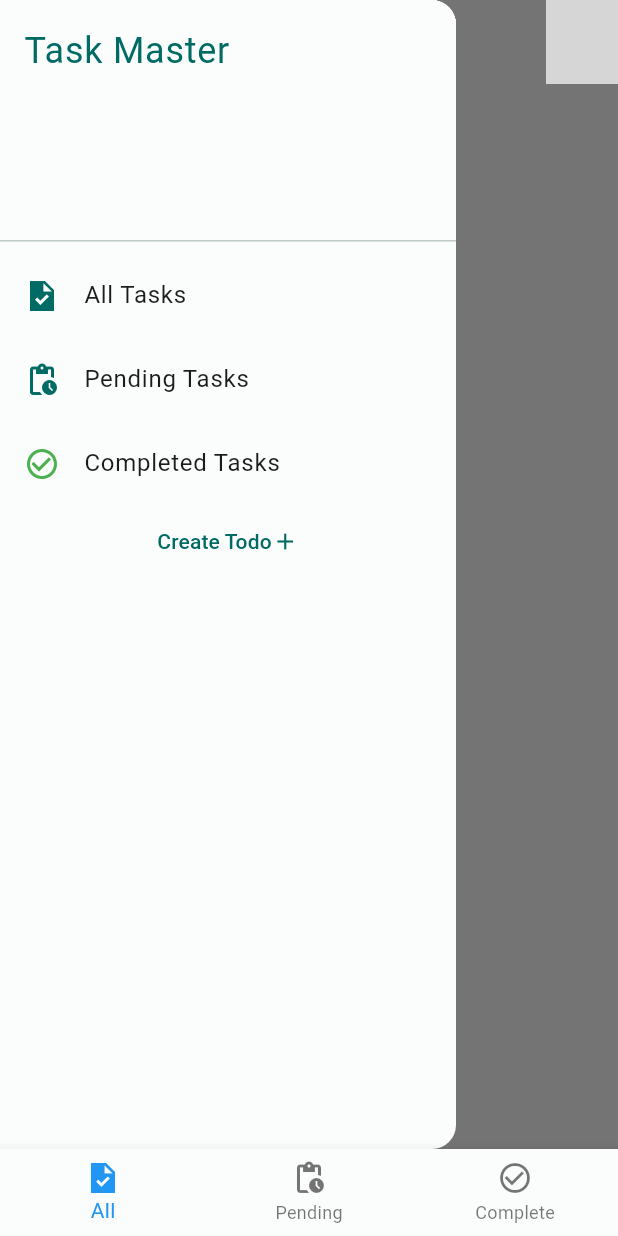
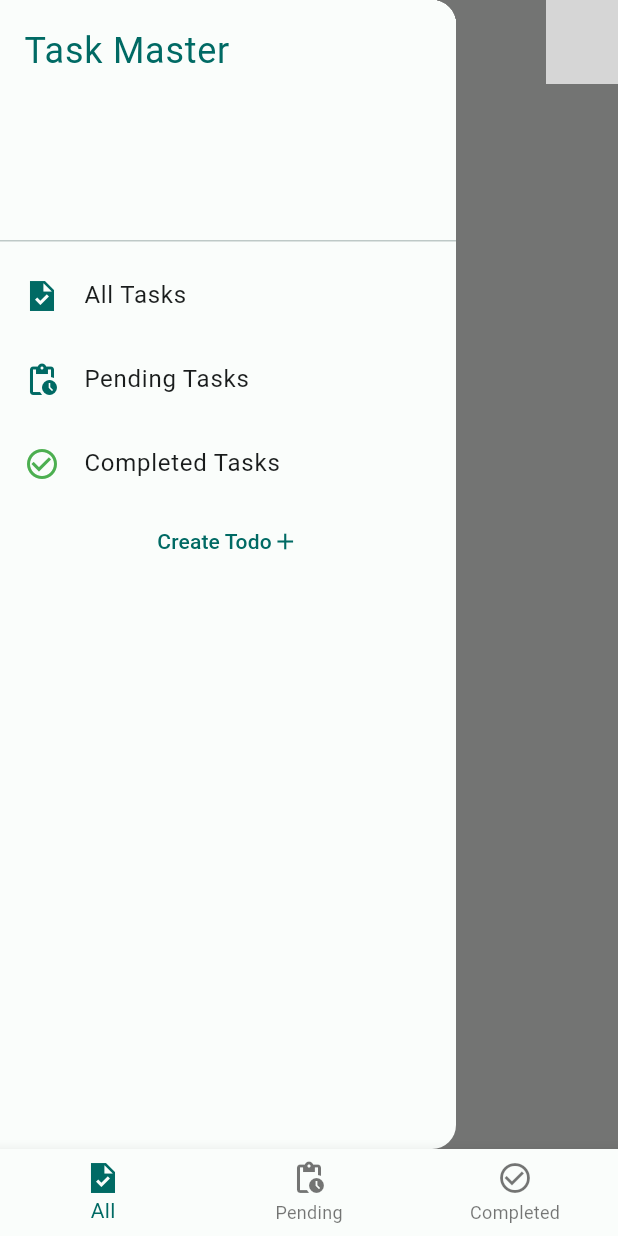
Before and after one commit to alazarlemma02/CODSOFT, a Flutter app: the NavigationScreen screen opened directly, with the side drawer open, on a phone screen of 412 x 824 dp. Run offline on Flutter 3.47's test engine with Material 3 defaults, Android fonts, the phone set to English and light mode, and no system bars; our stand-ins replace bloc, equatable, flutter_bloc, flutter_easyloading, flutter_slidable, shared_preferences and 1 more; accounts and stored records are empty; grey boxes are pictures that could not be loaded.

Commit message:
added some modification to the screen

```diff
--- a/lib/screens/views/navigation_screen.dart
+++ b/lib/screens/views/navigation_screen.dart
@@ -1,4 +1,5 @@
 import 'package:flutter/material.dart';
+import 'package:task_app/config/theme.dart';
 import 'package:task_app/screens/views/completed_screen.dart';
 import 'package:task_app/screens/views/pending_screen.dart';
 import 'package:task_app/screens/views/task_screen.dart';
@@ -32,7 +33,8 @@ class _NavigationScreenState extends State<NavigationScreen> {
       bottomNavigationBar: BottomNavigationBar(
         currentIndex: _currentIndex,
         onTap: (index) => _changeScreen(index),
-          selectedItemColor: _currentIndex == 2 ? Colors.green : Colors.blue,
+        selectedItemColor:
+            _currentIndex == 2 ? Colors.green : lightColorScheme.primary,
         items: const [
           BottomNavigationBarItem(
             icon: Icon(Icons.task_sharp),
@@ -44,9 +46,14 @@ class _NavigationScreenState extends State<NavigationScreen> {
           ),
           BottomNavigationBarItem(
             icon: Icon(Icons.check_circle_outline),
-                label: "Complete",
-                activeIcon: Icon(Icons.check_circle)),
-          ]),
+            label: "Completed",
+            activeIcon: Icon(Icons.check_circle),
+          ),
+        ],
+        showSelectedLabels: true,
+        showUnselectedLabels: true,
+        type: BottomNavigationBarType.fixed,
+      ),
     );
   }
 }
```
Lines whose indentation alone changed are shown as unchanged.
